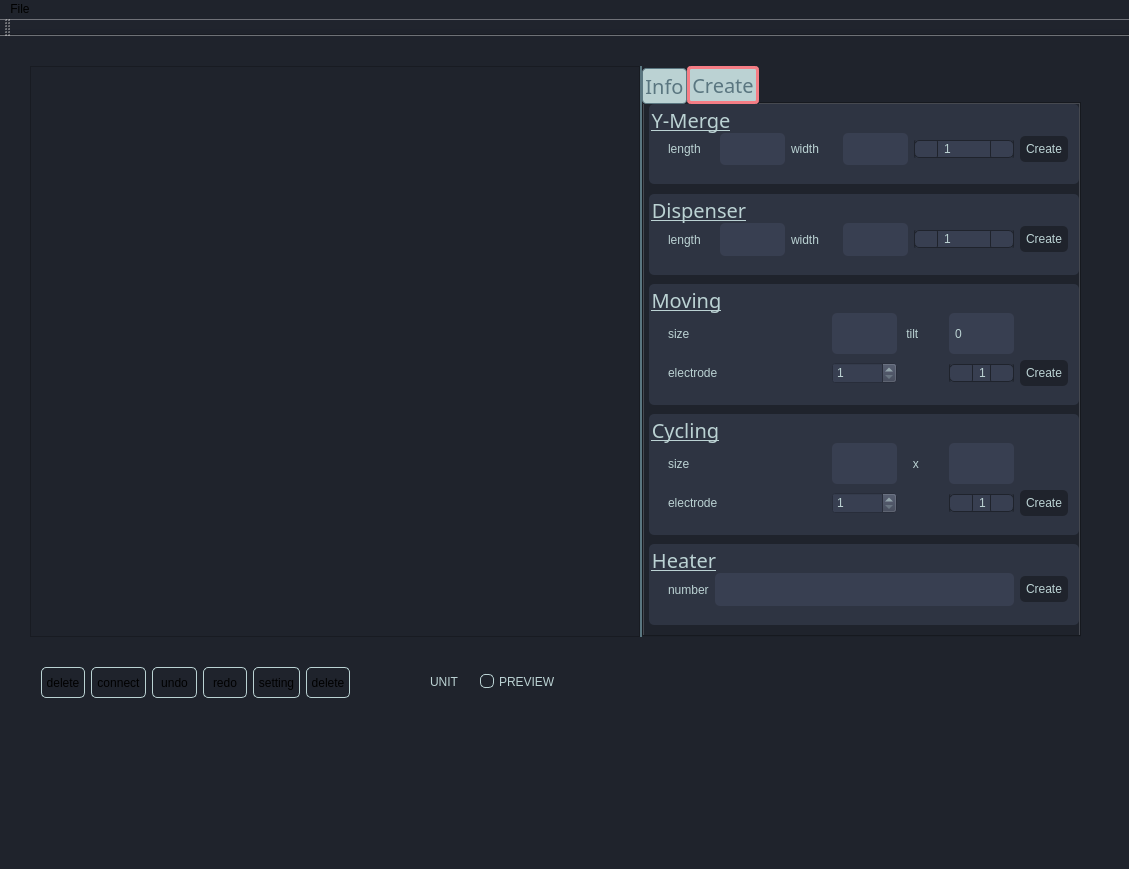
Before: the Qt Designer form mainwindow.ui in pandix73/qtgraphics, drawn with Qt 5.
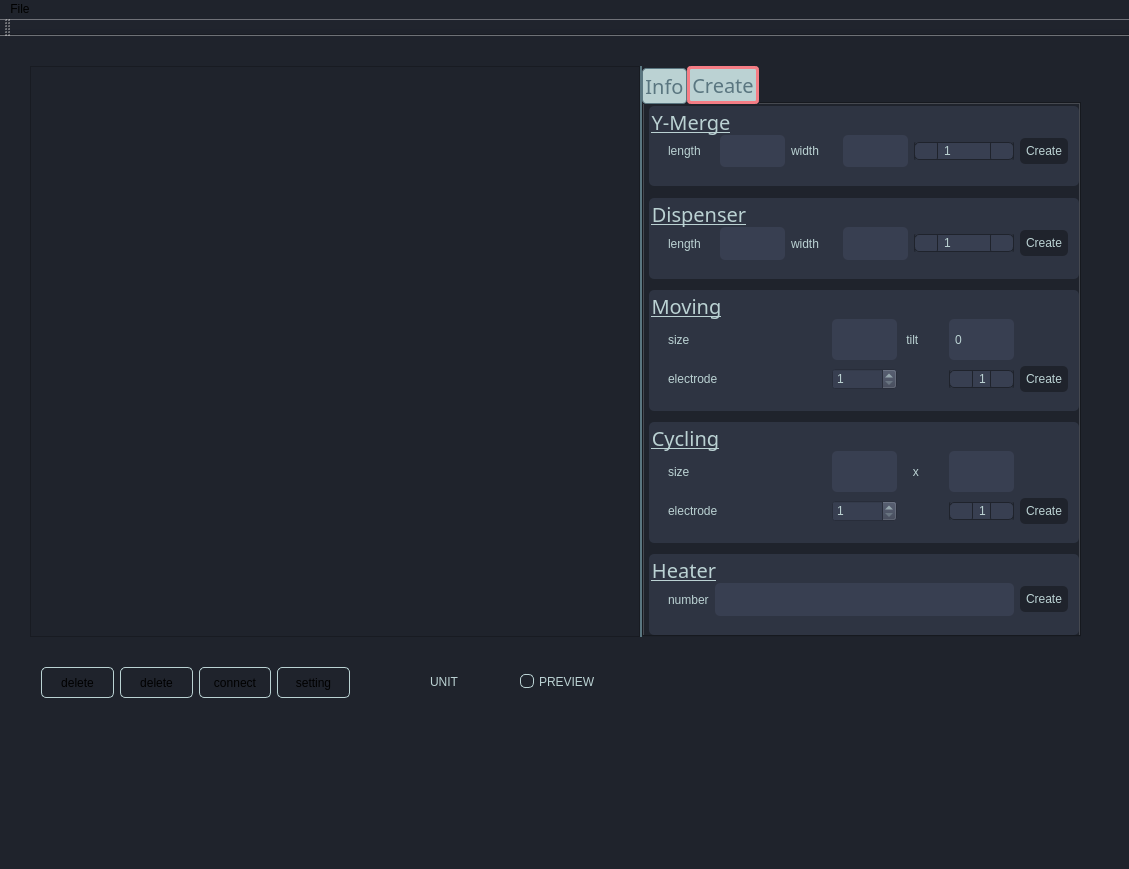
After: the same form once the commit is applied. Icons and pictures are not drawn.

Commit message: 2018.10.13 1. save "number of units" 2. new eraser 3. actual line width update

The edit to the form file:
```diff
--- a/mainwindow.ui
+++ b/mainwindow.ui
@@ -106,122 +106,6 @@
        </property>
       </widget>
      </item>
-     <item>
-      <widget class="QToolButton" name="connect_btn">
-       <property name="sizePolicy">
-        <sizepolicy hsizetype="Preferred" vsizetype="Preferred">
-         <horstretch>1</horstretch>
-         <verstretch>1</verstretch>
-        </sizepolicy>
-       </property>
-       <property name="toolTip">
-        <string>connect</string>
-       </property>
-       <property name="styleSheet">
-        <string notr="true"/>
-       </property>
-       <property name="text">
-        <string>connect</string>
-       </property>
-       <property name="icon">
-        <iconset resource="resource.qrc">
-         <normaloff>:/MainWindow/Icons/Icons/connect.png</normaloff>:/MainWindow/Icons/Icons/connect.png</iconset>
-       </property>
-       <property name="iconSize">
-        <size>
-         <width>25</width>
-         <height>25</height>
-        </size>
-       </property>
-      </widget>
-     </item>
-     <item>
-      <widget class="QToolButton" name="temp_line">
-       <property name="sizePolicy">
-        <sizepolicy hsizetype="Preferred" vsizetype="Preferred">
-         <horstretch>1</horstretch>
-         <verstretch>0</verstretch>
-        </sizepolicy>
-       </property>
-       <property name="toolTip">
-        <string>undo</string>
-       </property>
-       <property name="styleSheet">
-        <string notr="true"/>
-       </property>
-       <property name="text">
-        <string>undo</string>
-       </property>
-       <property name="icon">
-        <iconset resource="resource.qrc">
-         <normaloff>:/MainWindow/Icons/Icons/undo.png</normaloff>:/MainWindow/Icons/Icons/undo.png</iconset>
-       </property>
-       <property name="iconSize">
-        <size>
-         <width>25</width>
-         <height>25</height>
-        </size>
-       </property>
-      </widget>
-     </item>
-     <item>
-      <widget class="QToolButton" name="toolButton_4">
-       <property name="sizePolicy">
-        <sizepolicy hsizetype="Preferred" vsizetype="Preferred">
-         <horstretch>1</horstretch>
-         <verstretch>0</verstretch>
-        </sizepolicy>
-       </property>
-       <property name="toolTip">
-        <string>redo</string>
-       </property>
-       <property name="styleSheet">
-        <string notr="true"/>
-       </property>
-       <property name="text">
-        <string>redo</string>
-       </property>
-       <property name="icon">
-        <iconset resource="resource.qrc">
-         <normaloff>:/MainWindow/Icons/Icons/redo.png</normaloff>:/MainWindow/Icons/Icons/redo.png</iconset>
-       </property>
-       <property name="iconSize">
-        <size>
-         <width>25</width>
-         <height>25</height>
-        </size>
-       </property>
-      </widget>
-     </item>
-     <item>
-      <widget class="QToolButton" name="setting_btn">
-       <property name="sizePolicy">
-        <sizepolicy hsizetype="Preferred" vsizetype="Preferred">
-         <horstretch>1</horstretch>
-         <verstretch>0</verstretch>
-        </sizepolicy>
-       </property>
-       <property name="toolTip">
-        <string>setting</string>
-       </property>
-       <property name="styleSheet">
-        <string notr="true"/>
-       </property>
-       <property name="text">
-        <string>setting</string>
-       </property>
-       <property name="icon">
-        <iconset resource="resource.qrc">
-         <normaloff>:/MainWindow/Icons/Icons/settings.png</normaloff>:/MainWindow/Icons/Icons/settings.png</iconset>
-       </property>
-       <property name="iconSize">
-        <size>
-         <width>25</width>
-         <height>25</height>
-        </size>
-       </property>
-      </widget>
-     </item>
      <item>
       <widget class="QToolButton" name="controlpad_btn">
        <property name="sizePolicy">
@@ -260,6 +144,64 @@
        </property>
       </widget>
      </item>
+     <item>
+      <widget class="QToolButton" name="connect_btn">
+       <property name="sizePolicy">
+        <sizepolicy hsizetype="Preferred" vsizetype="Preferred">
+         <horstretch>1</horstretch>
+         <verstretch>1</verstretch>
+        </sizepolicy>
+       </property>
+       <property name="toolTip">
+        <string>connect</string>
+       </property>
+       <property name="styleSheet">
+        <string notr="true"/>
+       </property>
+       <property name="text">
+        <string>connect</string>
+       </property>
+       <property name="icon">
+        <iconset resource="resource.qrc">
+         <normaloff>:/MainWindow/Icons/Icons/connect.png</normaloff>:/MainWindow/Icons/Icons/connect.png</iconset>
+       </property>
+       <property name="iconSize">
+        <size>
+         <width>25</width>
+         <height>25</height>
+        </size>
+       </property>
+      </widget>
+     </item>
+     <item>
+      <widget class="QToolButton" name="setting_btn">
+       <property name="sizePolicy">
+        <sizepolicy hsizetype="Preferred" vsizetype="Preferred">
+         <horstretch>1</horstretch>
+         <verstretch>0</verstretch>
+        </sizepolicy>
+       </property>
+       <property name="toolTip">
+        <string>setting</string>
+       </property>
+       <property name="styleSheet">
+        <string notr="true"/>
+       </property>
+       <property name="text">
+        <string>setting</string>
+       </property>
+       <property name="icon">
+        <iconset resource="resource.qrc">
+         <normaloff>:/MainWindow/Icons/Icons/settings.png</normaloff>:/MainWindow/Icons/Icons/settings.png</iconset>
+       </property>
+       <property name="iconSize">
+        <size>
+         <width>25</width>
+         <height>25</height>
+        </size>
+       </property>
+      </widget>
+     </item>
     </layout>
    </widget>
    <widget class="QSplitter" name="splitter">
@@ -960,7 +902,7 @@
        <property name="geometry">
         <rect>
          <x>5</x>
-         <y>90</y>
+         <y>94</y>
          <width>430</width>
          <height>81</height>
         </rect>
@@ -1153,7 +1095,7 @@
        <property name="geometry">
         <rect>
          <x>5</x>
-         <y>0</y>
+         <y>2</y>
          <width>430</width>
          <height>80</height>
         </rect>
@@ -1340,7 +1282,7 @@
        <property name="geometry">
         <rect>
          <x>5</x>
-         <y>440</y>
+         <y>450</y>
          <width>430</width>
          <height>81</height>
         </rect>
@@ -1392,7 +1334,7 @@
        <property name="geometry">
         <rect>
          <x>5</x>
-         <y>180</y>
+         <y>186</y>
          <width>430</width>
          <height>121</height>
         </rect>
@@ -1608,7 +1550,7 @@
        <property name="geometry">
         <rect>
          <x>5</x>
-         <y>310</y>
+         <y>318</y>
          <width>430</width>
          <height>121</height>
         </rect>
@@ -1855,7 +1797,7 @@
    <widget class="QCheckBox" name="preview">
     <property name="geometry">
      <rect>
-      <x>480</x>
+      <x>520</x>
       <y>630</y>
       <width>101</width>
       <height>31</height>
```
Left out of the diff: 5 changed lines with no effect on the pictures. The commit also changes 4 other files.
